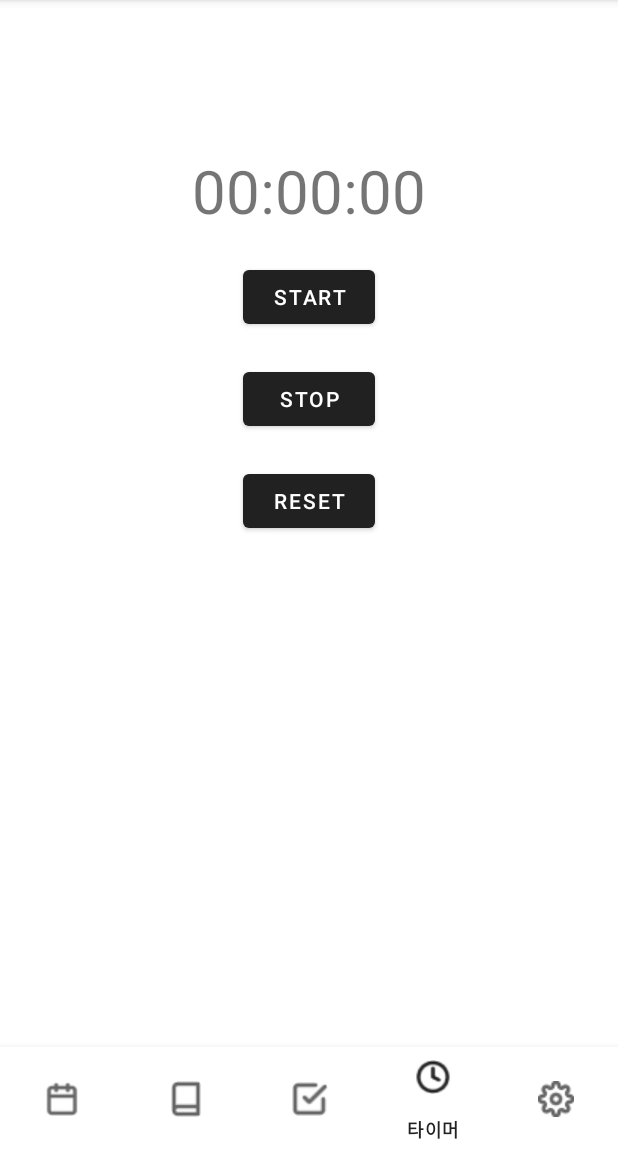
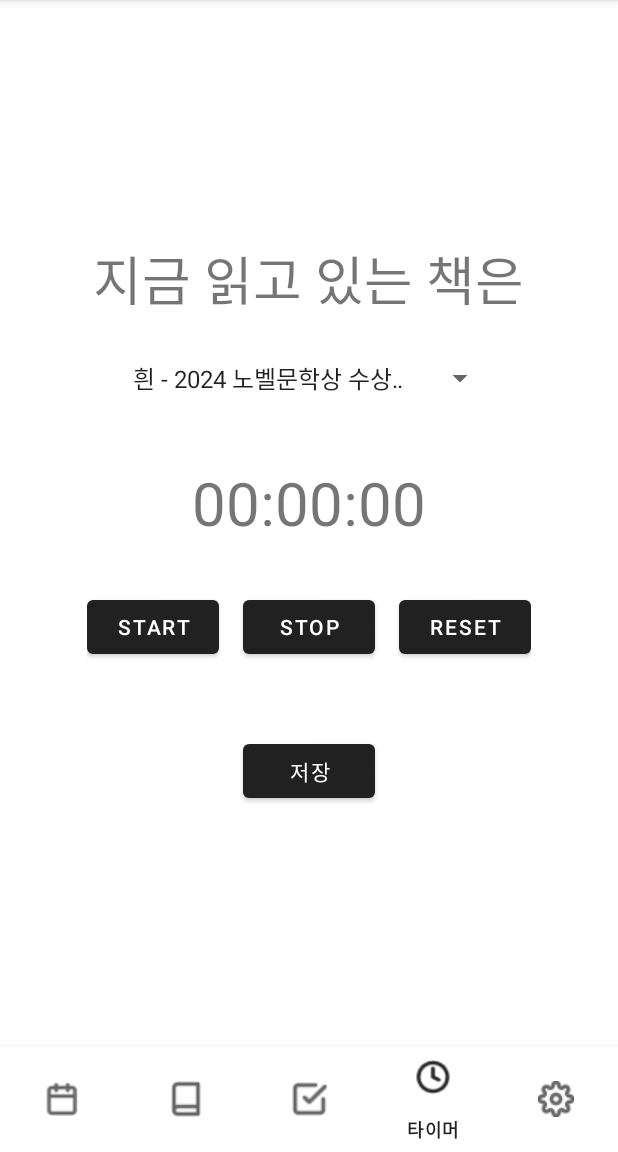
Before and after one commit to yunziee/Chectime, an Android app: the screen it shows after launch (MainActivity), item 4 of the bottom bar chosen, on a phone screen of 412 x 824 dp, the part 84-1236 px from its top. Run offline under Robolectric (Android 15) with nearby library versions, the phone set to English and light mode, and no system bars; 1 statement that could not run was skipped.

Commit message:
timer 기록 수정 및 추가

```diff
--- a/app/src/main/java/com/example/chectime/Bookshelf/Book.kt
+++ b/app/src/main/java/com/example/chectime/Bookshelf/Book.kt
@@ -54,7 +54,7 @@ data class Book(
         endDate = parcel.readString(),
         rating = parcel.readFloat(),
         currentPage = parcel.readInt(),
-        totalPages = parcel.readInt()
+        totalPages = parcel.readInt(),
     )
 
     override fun writeToParcel(parcel: Parcel, flags: Int) {
--- a/app/src/main/java/com/example/chectime/Timer/TimerFragment.kt
+++ b/app/src/main/java/com/example/chectime/Timer/TimerFragment.kt
@@ -1,95 +1,146 @@
 package com.example.chectime
 
 import android.os.Bundle
-import android.os.Handler
-import android.os.Looper
+import android.os.CountDownTimer
+import android.text.format.DateUtils
 import android.view.LayoutInflater
 import android.view.View
 import android.view.ViewGroup
+import android.widget.ArrayAdapter
 import android.widget.Button
+import android.widget.Spinner
 import android.widget.TextView
 import androidx.fragment.app.Fragment
+import java.text.SimpleDateFormat
+import java.util.*
 
 class TimerFragment : Fragment() {
 
-    private lateinit var tvTimer: TextView
-    private lateinit var btnStart: Button
-    private lateinit var btnStop: Button
-    private lateinit var btnReset: Button
-
-    private var seconds = 0 // 총 초
-    private var running = false
-    private var wasRunning = false
-
-    private val handler = Handler(Looper.getMainLooper())
+    private lateinit var startButton: Button
+    private lateinit var stopButton: Button
+    private lateinit var resetButton: Button
+    private lateinit var saveButton: Button
+    private lateinit var timerTextView: TextView
+    private lateinit var statusSpinner: Spinner
+    private var countDownTimer: CountDownTimer? = null
+    private var isTimerRunning = false
+    private var seconds: Long = 0
+    private lateinit var databaseHelper: BookshelfDatabaseHelper
+    private lateinit var currentBook: Book
+    private lateinit var bookList: List<Book> // 책 목록을 저장할 변수
 
     override fun onCreateView(
+        inflater: LayoutInflater, container: ViewGroup?,
+        savedInstanceState: Bundle?
+    ): View? {
+        val binding = inflater.inflate(R.layout.fragment_timer, container, false)
 
-        inflater: LayoutInflater, container: ViewGroup?, savedInstanceState: Bundle?
-    ): View? {
-        // 프래그먼트의 UI를 정의할 레이아웃 설정
-        val view = inflater.inflate(R.layout.fragment_timer, container, false)
+        // 버튼 및 텍스트 뷰 초기화
+        startButton = binding.findViewById(R.id.btnStart)
+        stopButton = binding.findViewById(R.id.btnStop)
+        resetButton = binding.findViewById(R.id.btnReset)
+        saveButton = binding.findViewById(R.id.btnSave)
+        timerTextView = binding.findViewById(R.id.tvTimer)
+        statusSpinner = binding.findViewById(R.id.spinner)
 
-        tvTimer = view.findViewById(R.id.tvTimer)
-        btnStart = view.findViewById(R.id.btnStart)
-        btnStop = view.findViewById(R.id.btnStop)
-        btnReset = view.findViewById(R.id.btnReset)
+        // Database Helper 초기화
+        databaseHelper = BookshelfDatabaseHelper(requireContext())
 
-        // 상태 복구 (화면 회전 등)
-        savedInstanceState?.let {
-            seconds = it.getInt("seconds")
-            running = it.getBoolean("running")
-            wasRunning = it.getBoolean("wasRunning")
+        // 현재 읽고 있는 책 목록을 DB에서 가져오기
+        loadReadingBooks()
+
+        // 스피너에 책 목록을 설정
+        val bookTitles = bookList.map { it.title } // 책 제목 목록
+        val bookAdapter = ArrayAdapter(requireContext(), android.R.layout.simple_spinner_item, bookTitles)
+        bookAdapter.setDropDownViewResource(android.R.layout.simple_spinner_dropdown_item)
+        statusSpinner.adapter = bookAdapter
+
+        // 타이머 시작 버튼 클릭 리스너
+        startButton.setOnClickListener {
+            if (!isTimerRunning) {
+                startTimer()
+            }
         }
 
-        // 시작 버튼
-        btnStart.setOnClickListener {
-            running = true
+        // 타이머 정지 버튼 클릭 리스너
+        stopButton.setOnClickListener {
+            if (isTimerRunning) {
+                stopTimer()
+            }
         }
 
-        // 정지 버튼
-        btnStop.setOnClickListener {
-            running = false
+        // 타이머 리셋 버튼 클릭 리스너
+        resetButton.setOnClickListener {
+            resetTimer()
         }
 
-        // 초기화 버튼
-        btnReset.setOnClickListener {
-            running = false
-            seconds = 0
-            updateTimer()
+        // 타이머 저장 버튼 클릭 리스너
+        saveButton.setOnClickListener {
+            saveTimerRecord()
         }
 
-        runTimer()
-
-        return view
-
+        return binding
     }
 
-    private fun runTimer() {
-        handler.post(object : Runnable {
-            override fun run() {
-                if (running) {
-                    seconds++
-                }
-                updateTimer()
-                handler.postDelayed(this, 1000)
-            }
-        })
+    // 현재 읽고 있는 책을 DB에서 가져오는 함수
+    private fun loadReadingBooks() {
+        bookList = databaseHelper.getBooksByStatus("reading") // 'reading' 상태인 책만 불러오기
     }
 
-    private fun updateTimer() {
-        val hours = seconds / 3600
-        val minutes = (seconds % 3600) / 60
-        val secs = seconds % 60
+    private fun startTimer() {
+        isTimerRunning = true
+        startButton.text = "타이머 진행 중..."
+        stopButton.isEnabled = true
+        resetButton.isEnabled = false
+        saveButton.isEnabled = false
 
-        val time = String.format("%02d:%02d:%02d", hours, minutes, secs)
-        tvTimer.text = time
+        countDownTimer = object : CountDownTimer(Long.MAX_VALUE, 1000) {
+            override fun onTick(millisUntilFinished: Long) {
+                seconds++
+                timerTextView.text = DateUtils.formatElapsedTime(seconds)
+            }
+
+            override fun onFinish() {}
+        }.start()
     }
 
-    override fun onSaveInstanceState(outState: Bundle) {
-        super.onSaveInstanceState(outState)
-        outState.putInt("seconds", seconds)
-        outState.putBoolean("running", running)
-        outState.putBoolean("wasRunning", wasRunning)
+    private fun stopTimer() {
+        countDownTimer?.cancel()
+        isTimerRunning = false
+        startButton.text = "Start"
+        stopButton.isEnabled = false
+        resetButton.isEnabled = true
+        saveButton.isEnabled = true
+    }
+
+    private fun resetTimer() {
+        seconds = 0
+        timerTextView.text = "00:00:00"
+        startButton.text = "Start"
+        stopButton.isEnabled = false
+        resetButton.isEnabled = false
+        saveButton.isEnabled = false
+    }
+
+    private fun saveTimerRecord() {
+        val timerDurationInSeconds = seconds
+        val timerDate = SimpleDateFormat("yyyy-MM-dd", Locale.getDefault()).format(Date())
+
+        // 스피너에서 선택된 책을 가져옴
+        val selectedBookTitle = statusSpinner.selectedItem.toString()
+        val selectedBook = bookList.find { it.title == selectedBookTitle }
+
+        selectedBook?.let {
+            // 타이머 기록을 DB에 저장 (isbn과 날짜 기준으로)
+            it.isbn?.let { it1 -> databaseHelper.addOrUpdateTimerRecord(it1, timerDate, timerDurationInSeconds) }
+
+            // 타이머 저장 후 초기화
+            resetTimer()
+        }
+    }
+
+    override fun onDestroyView() {
+        super.onDestroyView()
+        countDownTimer?.cancel()
     }
 }
--- a/app/src/main/res/layout/fragment_timer.xml
+++ b/app/src/main/res/layout/fragment_timer.xml
@@ -1,42 +1,76 @@
 <?xml version="1.0" encoding="utf-8"?>
-<RelativeLayout xmlns:android="http://schemas.android.com/apk/res/android"
+<LinearLayout xmlns:android="http://schemas.android.com/apk/res/android"
     android:layout_width="match_parent"
-    android:layout_height="match_parent">
+    android:layout_height="match_parent"
+    android:orientation="vertical"
+    android:padding="16dp"
+    android:gravity="center">
 
+    <!-- 현재 읽고 있는 책 텍스트 -->
+
+    <!-- Spinner로 책 선택 -->
+    <TextView
+        android:id="@+id/tm_book"
+        android:layout_width="wrap_content"
+        android:layout_height="wrap_content"
+        android:layout_marginBottom="16dp"
+        android:text="지금 읽고 있는 책은"
+        android:textSize="35sp" />
+
+    <Spinner
+        android:id="@+id/spinner"
+        android:layout_width="250dp"
+        android:layout_height="48dp"
+        android:textSize="20sp"
+        android:layout_marginBottom="32dp"/>
+
+    <!-- 타이머 텍스트 -->
     <TextView
         android:id="@+id/tvTimer"
         android:layout_width="wrap_content"
         android:layout_height="wrap_content"
         android:text="00:00:00"
         android:textSize="40sp"
-        android:layout_centerHorizontal="true"
-        android:layout_marginTop="100dp" />
+        android:layout_marginBottom="32dp"/>
 
+    <!-- 타이머 버튼들을 가로로 배치 -->
+    <LinearLayout
+        android:orientation="horizontal"
+        android:layout_width="wrap_content"
+        android:layout_height="wrap_content"
+        android:gravity="center"
+        android:layout_marginBottom="32dp">
+
+        <!-- 타이머 시작 버튼 -->
         <Button
             android:id="@+id/btnStart"
             android:layout_width="wrap_content"
             android:layout_height="wrap_content"
             android:text="Start"
-        android:layout_below="@id/tvTimer"
-        android:layout_centerHorizontal="true"
-        android:layout_marginTop="20dp" />
+            android:layout_marginEnd="16dp"/>
 
+        <!-- 타이머 정지 버튼 -->
         <Button
             android:id="@+id/btnStop"
             android:layout_width="wrap_content"
             android:layout_height="wrap_content"
             android:text="Stop"
-        android:layout_below="@id/btnStart"
-        android:layout_centerHorizontal="true"
-        android:layout_marginTop="20dp" />
+            android:layout_marginEnd="16dp"/>
 
+        <!-- 타이머 리셋 버튼 -->
         <Button
             android:id="@+id/btnReset"
             android:layout_width="wrap_content"
             android:layout_height="wrap_content"
-        android:text="Reset"
-        android:layout_below="@id/btnStop"
-        android:layout_centerHorizontal="true"
-        android:layout_marginTop="20dp" />
+            android:text="Reset"/>
+    </LinearLayout>
 
-</RelativeLayout>
+    <!-- 저장 버튼 -->
+    <Button
+        android:id="@+id/btnSave"
+        android:layout_width="wrap_content"
+        android:layout_height="wrap_content"
+        android:text="저장"
+        android:layout_marginTop="16dp"/>
+
+</LinearLayout>
```
Also changed, not shown: app/src/main/java/com/example/chectime/BookshelfDatabaseHelper.kt (+122 -5 lines). Lines whose indentation alone changed are shown as unchanged.
